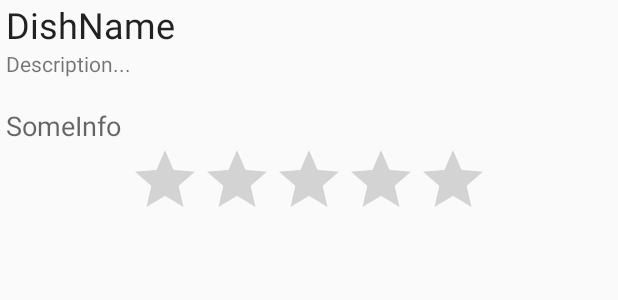
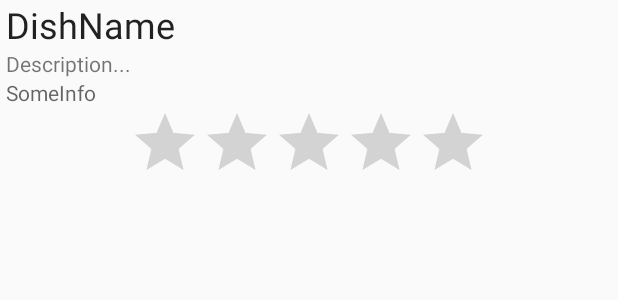
Before and after one commit to SKrutko/FoodTrip, an Android app: the layout row_layout.xml on its own in the app's theme, with its tools: preview values and no code run, on a phone screen of 412 x 824 dp. Shown: the top 300 px of the screen. Run offline under Robolectric (Android 15) with nearby library versions, the phone set to English and light mode, and no system bars.

Commit message:
hotfix#3

```diff
--- a/app/src/main/java/com/example/foodtrip/DetailedDishInfoActivity.java
+++ b/app/src/main/java/com/example/foodtrip/DetailedDishInfoActivity.java
@@ -205,9 +205,6 @@ private void showComments()
     final TextView tvNumberOfComments = findViewById(R.id.tvNumberOfComments);
 
     ArrayList<Comment> coms = DishCollection.getComments();
-    //coms.add(new Comment(1, "Sofia Krutko", "Very tasty"));
-    //coms.add(new Comment(1, "Serhei Krutko", "I think it is very good!"));
-
 
     commentsForCurrentCountry = sortComments(currentDish.getDishId(), coms);
     tvNumberOfComments.setText(commentsForCurrentCountry.size() + " " + tvNumberOfComments.getText());
--- a/app/src/main/res/layout/row_layout.xml
+++ b/app/src/main/res/layout/row_layout.xml
@@ -36,14 +36,6 @@
                 android:text="Description..."
                 android:textAppearance="?android:attr/textAppearanceSmall" />
 
-            <TextView
-                android:id="@+id/tvId"
-                android:layout_width="match_parent"
-                android:layout_height="wrap_content"
-                android:text="id"
-                android:textAppearance="?android:attr/textAppearanceSmall"
-                android:visibility="invisible" />
-
         </LinearLayout>
 
     </LinearLayout>
@@ -54,13 +46,14 @@
         android:layout_height="wrap_content">
 
         <TextView
+            android:id="@+id/tvOther"
             android:layout_width="match_parent"
             android:layout_height="wrap_content"
+            android:layout_marginLeft="4dp"
+            android:layout_marginRight="4dp"
+            android:text="SomeInfo"
             android:textAppearance="?android:attr/textAppearanceMedium"
-            android:text="SomeInfo"
-            android:layout_marginRight="4dp"
-            android:layout_marginLeft="4dp"
-            android:id="@+id/tvOther" />
+            android:textSize="14sp" />
 
         <RatingBar
             android:layout_gravity="center"
```
Also changed, not shown: app/src/main/java/com/example/foodtrip/ChooseDishActivity.java (+1 -39 lines), app/src/main/res/layout/activity_choose_dish.xml (+9 -2 lines).
